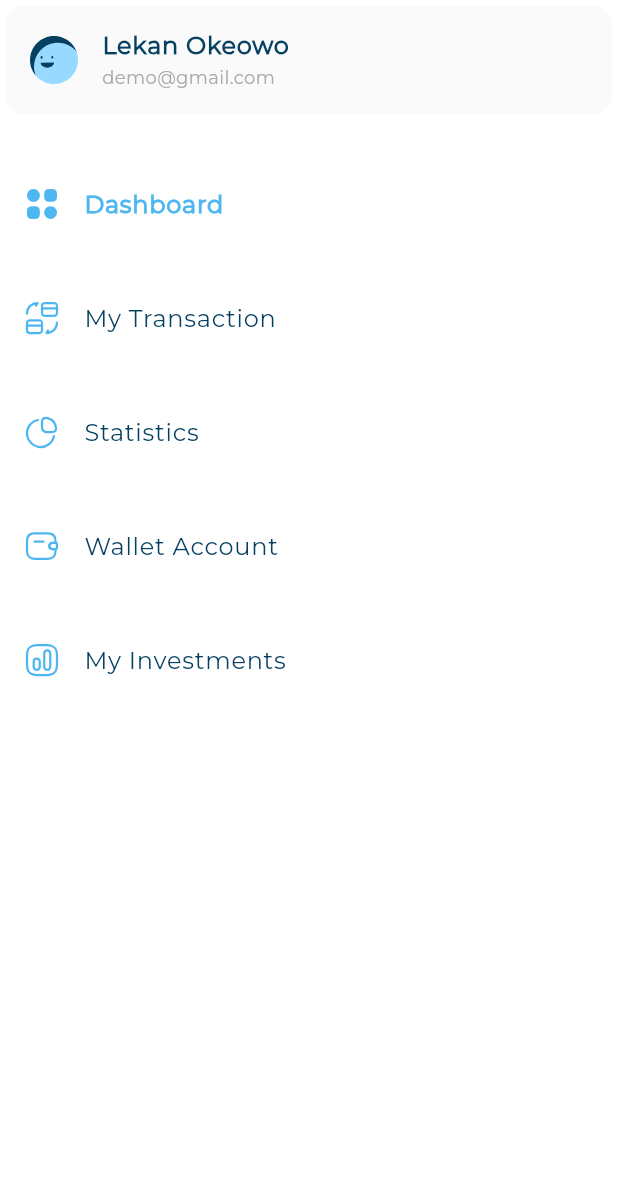
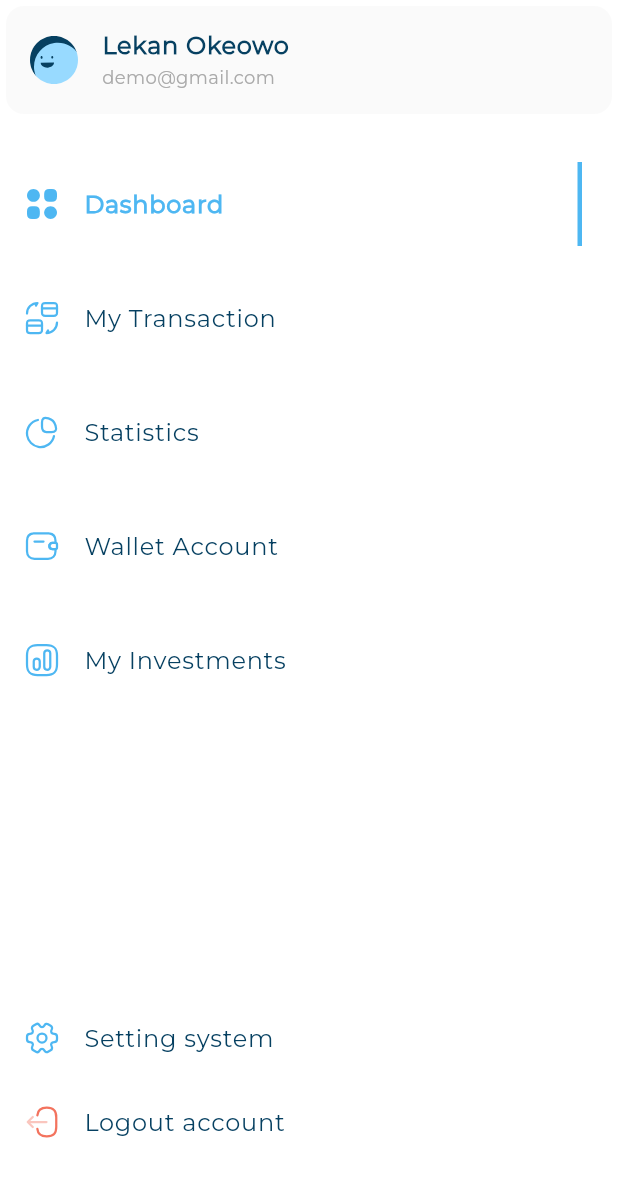
Before and after one commit to Omar-developer533/responsive_dash_board, a Flutter app: the CustomDrawer widget shown alone on an empty page, opened directly, on a phone screen of 412 x 824 dp. Shown: the top 1177 px of the screen. Run offline on Flutter 3.47's test engine with Material 3 defaults, Android fonts, the phone set to English and light mode, and no system bars; our stand-ins replace flutter_svg.

Commit message:
custom drawer done

```diff
--- /dev/null
+++ b/lib/views/widgets/active_and_inactive_drawer_item.dart
@@ -0,0 +1,34 @@
+
+import 'package:flutter/material.dart';
+import 'package:flutter_svg/svg.dart';
+import 'package:respnsive_dash_board/models/drawer_item_model.dart';
+import 'package:respnsive_dash_board/utls/app_styles.dart';
+
+class InActiveDrawerItem extends StatelessWidget {
+  const InActiveDrawerItem({super.key, required this.item});
+
+  final DrawerItemModel item;
+
+  @override
+  Widget build(BuildContext context) {
+    return ListTile(
+      leading: SvgPicture.asset(item.icon),
+      title: Text(item.title, style: AppStyles.styleRegular16),
+    );
+  }
+}
+
+class ActiveDrawerItem extends StatelessWidget {
+  const ActiveDrawerItem({super.key, required this.item});
+
+  final DrawerItemModel item;
+
+  @override
+  Widget build(BuildContext context) {
+    return ListTile(
+      leading: SvgPicture.asset(item.icon),
+      title: Text(item.title, style: AppStyles.styleBold16),
+      trailing: SizedBox(width: 3, child: Container(color: Color(0xff4EB7F2))),
+    );
+  }
+}
--- a/lib/views/widgets/custom_drawer.dart
+++ b/lib/views/widgets/custom_drawer.dart
@@ -1,6 +1,7 @@
 import 'package:flutter/material.dart';
 import 'package:respnsive_dash_board/models/drawer_item_model.dart';
 import 'package:respnsive_dash_board/utls/app_images.dart';
+import 'package:respnsive_dash_board/views/widgets/active_and_inactive_drawer_item.dart';
 import 'package:respnsive_dash_board/views/widgets/custom_drawer_item.dart';
 import 'package:respnsive_dash_board/views/widgets/item_drawer_list_view.dart';
 import 'package:respnsive_dash_board/views/widgets/user_info_listtile.dart';
@@ -12,16 +13,39 @@ class CustomDrawer extends StatelessWidget {
   Widget build(BuildContext context) {
     return Container(
       color: Color(0xffFFFFFF),
-      child: Column(
-        children: [
-          UserInfoListTile(
-            image: Assets.imagesAvatar,
-            title: 'Lekan Okeowo',
-            subtitle: 'demo@gmail.com',
+      child: CustomScrollView(
+        slivers: [
+          SliverToBoxAdapter(
+            child: UserInfoListTile(
+              image: Assets.imagesAvatar,
+              title: 'Lekan Okeowo',
+              subtitle: 'demo@gmail.com',
+            ),
           ),
-          SizedBox(height: 8),
-          ItemDrawerListView(),
-          SizedBox(height: 8),
+          SliverToBoxAdapter(child: SizedBox(height: 8)),
+          SliverToBoxAdapter(child: ItemDrawerListView()),
+
+          SliverFillRemaining(
+            hasScrollBody: false,
+            child: Column(
+              children: [
+                Expanded(child: SizedBox(height: 20)),
+                InActiveDrawerItem(
+                  item: DrawerItemModel(
+                    icon: Assets.imagesSetting2,
+                    title: 'Setting system',
+                  ),
+                ),
+                InActiveDrawerItem(
+                  item: DrawerItemModel(
+                    icon: Assets.imagesLogout,
+                    title: 'Logout account',
+                  ),
+                ),
+                SizedBox(height: 48),
+              ],
+            ),
+          ),
         ],
       ),
     );
--- a/lib/views/widgets/custom_drawer_item.dart
+++ b/lib/views/widgets/custom_drawer_item.dart
@@ -1,20 +1,22 @@
 import 'package:flutter/material.dart';
-import 'package:flutter_svg/svg.dart';
 import 'package:respnsive_dash_board/models/drawer_item_model.dart';
-import 'package:respnsive_dash_board/utls/app_styles.dart';
+import 'package:respnsive_dash_board/views/widgets/active_and_inactive_drawer_item.dart';
 
 class CustomDrawerItem extends StatelessWidget {
-  const CustomDrawerItem({super.key, required this.item, required this.ispressed});
+  const CustomDrawerItem({
+    super.key,
+    required this.item,
+    required this.ispressed,
+  });
   final DrawerItemModel item;
   final bool ispressed;
   @override
   Widget build(BuildContext context) {
     return Padding(
       padding: const EdgeInsets.only(top: 20.0),
-      child: ListTile(
-        leading: SvgPicture.asset(item.icon),
-        title: Text(item.title, style:ispressed?AppStyles.styleBold16: AppStyles.styleRegular16),
-      ),
+      child: ispressed
+          ? ActiveDrawerItem(item: item)
+          : InActiveDrawerItem(item: item),
     );
   }
 }
```
